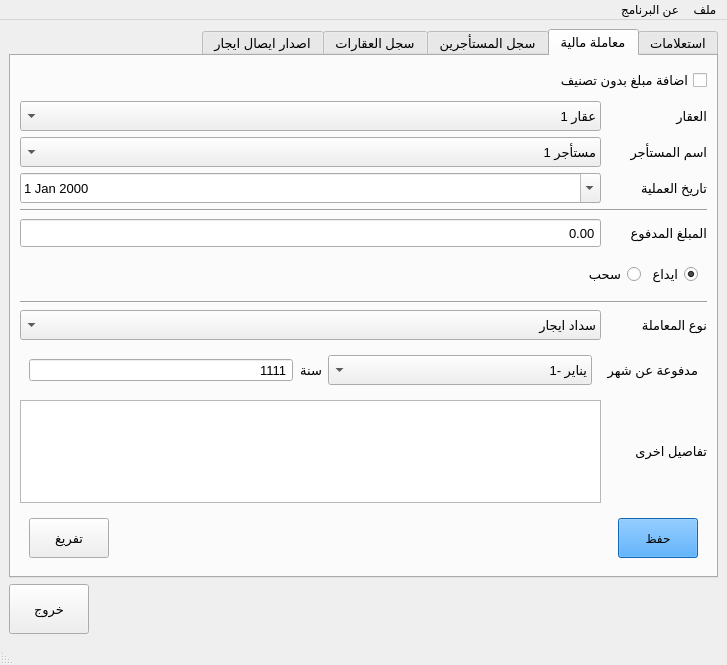
This is mainwindow.ui in khaledfathi/estates as Qt 5 draws it before an edit. The edited form follows.
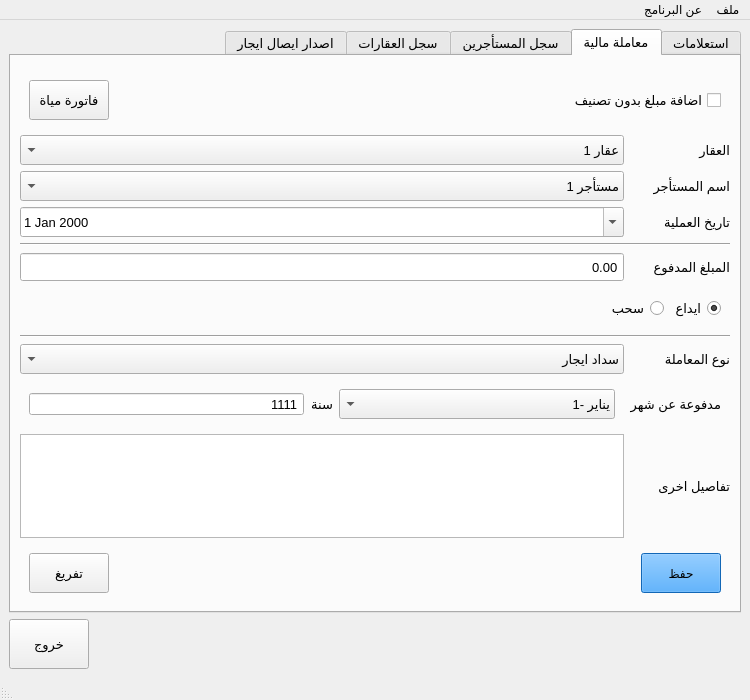
This is the edited form. The open tabs and pages were chosen to show the change. Icons and pictures are not drawn.

Diff of the .ui file:
```diff
--- a/mainwindow.ui
+++ b/mainwindow.ui
@@ -6,10 +6,16 @@
    <rect>
     <x>0</x>
     <y>0</y>
-    <width>727</width>
-    <height>665</height>
+    <width>750</width>
+    <height>700</height>
    </rect>
   </property>
+  <property name="minimumSize">
+   <size>
+    <width>750</width>
+    <height>700</height>
+   </size>
+  </property>
   <property name="windowTitle">
    <string>estates</string>
   </property>
@@ -579,367 +585,7 @@
           <string>معاملة مالية</string>
          </attribute>
          <layout class="QGridLayout" name="gridLayout_7">
-          <item row="15" column="0" colspan="2">
-           <widget class="QWidget" name="widget_3" native="true">
-            <layout class="QGridLayout" name="gridLayout_9">
-             <item row="1" column="0">
-              <widget class="QPushButton" name="buttonMoneySave">
-               <property name="minimumSize">
-                <size>
-                 <width>40</width>
-                 <height>40</height>
-                </size>
-               </property>
-               <property name="styleSheet">
-                <string notr="true">background-color: rgb(25, 144, 255);</string>
-               </property>
-               <property name="text">
-                <string>حفظ</string>
-               </property>
-              </widget>
-             </item>
-             <item row="1" column="1">
-              <spacer name="horizontalSpacer_4">
-               <property name="orientation">
-                <enum>Qt::Horizontal</enum>
-               </property>
-               <property name="sizeHint" stdset="0">
-                <size>
-                 <width>40</width>
-                 <height>20</height>
-                </size>
-               </property>
-              </spacer>
-             </item>
-             <item row="1" column="2">
-              <widget class="QPushButton" name="buttonMoneyEmpty">
-               <property name="minimumSize">
-                <size>
-                 <width>40</width>
-                 <height>40</height>
-                </size>
-               </property>
-               <property name="text">
-                <string>تفريغ</string>
-               </property>
-              </widget>
-             </item>
-            </layout>
-           </widget>
-          </item>
-          <item row="11" column="1">
-           <widget class="QComboBox" name="comboBoxMoneyType">
-            <property name="sizePolicy">
-             <sizepolicy hsizetype="Minimum" vsizetype="Fixed">
-              <horstretch>0</horstretch>
-              <verstretch>0</verstretch>
-             </sizepolicy>
-            </property>
-            <property name="minimumSize">
-             <size>
-              <width>0</width>
-              <height>30</height>
-             </size>
-            </property>
-            <item>
-             <property name="text">
-              <string>سداد ايجار</string>
-             </property>
-            </item>
-            <item>
-             <property name="text">
-              <string>سداد مياة</string>
-             </property>
-            </item>
-            <item>
-             <property name="text">
-              <string>سداد اعمال صيانة / طوارئ</string>
-             </property>
-            </item>
-            <item>
-             <property name="text">
-              <string>غير مصنف</string>
-             </property>
-            </item>
-           </widget>
-          </item>
-          <item row="2" column="1">
-           <widget class="QComboBox" name="comboBoxMoneyRenter">
-            <property name="sizePolicy">
-             <sizepolicy hsizetype="Minimum" vsizetype="Fixed">
-              <horstretch>0</horstretch>
-              <verstretch>0</verstretch>
-             </sizepolicy>
-            </property>
-            <property name="minimumSize">
-             <size>
-              <width>0</width>
-              <height>30</height>
-             </size>
-            </property>
-            <item>
-             <property name="text">
-              <string>مستأجر 1</string>
-             </property>
-            </item>
-            <item>
-             <property name="text">
-              <string>مستأجر 2</string>
-             </property>
-            </item>
-            <item>
-             <property name="text">
-              <string>مستأجر 3</string>
-             </property>
-            </item>
-            <item>
-             <property name="text">
-              <string>مستأجر 4</string>
-             </property>
-            </item>
-            <item>
-             <property name="text">
-              <string>مستأجر 5</string>
-             </property>
-            </item>
-            <item>
-             <property name="text">
-              <string>مستأجر 6</string>
-             </property>
-            </item>
-            <item>
-             <property name="text">
-              <string>مستأجر 7</string>
-             </property>
-            </item>
-            <item>
-             <property name="text">
-              <string>مستأجر 8</string>
-             </property>
-            </item>
-            <item>
-             <property name="text">
-              <string>مستأجر 9</string>
-             </property>
-            </item>
-            <item>
-             <property name="text">
-              <string>مستأجر 10</string>
-             </property>
-            </item>
-           </widget>
-          </item>
-          <item row="4" column="0">
-           <spacer name="verticalSpacer">
-            <property name="orientation">
-             <enum>Qt::Vertical</enum>
-            </property>
-            <property name="sizeHint" stdset="0">
-             <size>
-              <width>20</width>
-              <height>40</height>
-             </size>
-            </property>
-           </spacer>
-          </item>
-          <item row="3" column="0">
-           <widget class="QLabel" name="labelMoneyDate">
-            <property name="sizePolicy">
-             <sizepolicy hsizetype="Maximum" vsizetype="Preferred">
-              <horstretch>0</horstretch>
-              <verstretch>0</verstretch>
-             </sizepolicy>
-            </property>
-            <property name="minimumSize">
-             <size>
-              <width>100</width>
-              <height>0</height>
-             </size>
-            </property>
-            <property name="text">
-             <string>تاريخ العملية</string>
-            </property>
-            <property name="buddy">
-             <cstring>dateEditMoneyDate</cstring>
-            </property>
-           </widget>
-          </item>
-          <item row="9" column="0" colspan="2">
-           <widget class="Line" name="line_2">
-            <property name="orientation">
-             <enum>Qt::Horizontal</enum>
-            </property>
-           </widget>
-          </item>
-          <item row="3" column="1">
-           <widget class="QDateEdit" name="dateEditMoneyDate">
-            <property name="sizePolicy">
-             <sizepolicy hsizetype="Minimum" vsizetype="Fixed">
-              <horstretch>0</horstretch>
-              <verstretch>0</verstretch>
-             </sizepolicy>
-            </property>
-            <property name="minimumSize">
-             <size>
-              <width>0</width>
-              <height>30</height>
-             </size>
-            </property>
-            <property name="layoutDirection">
-             <enum>Qt::LeftToRight</enum>
-            </property>
-            <property name="buttonSymbols">
-             <enum>QAbstractSpinBox::NoButtons</enum>
-            </property>
-            <property name="calendarPopup">
-             <bool>true</bool>
-            </property>
-           </widget>
-          </item>
-          <item row="0" column="0" colspan="2">
-           <widget class="QCheckBox" name="checkBoxAddFreeMoney">
-            <property name="minimumSize">
-             <size>
-              <width>0</width>
-              <height>30</height>
-             </size>
-            </property>
-            <property name="text">
-             <string>اضافة مبلغ بدون تصنيف</string>
-            </property>
-           </widget>
-          </item>
-          <item row="1" column="0">
-           <widget class="QLabel" name="labelMoneyEstate">
-            <property name="sizePolicy">
-             <sizepolicy hsizetype="Maximum" vsizetype="Preferred">
-              <horstretch>0</horstretch>
-              <verstretch>0</verstretch>
-             </sizepolicy>
-            </property>
-            <property name="minimumSize">
-             <size>
-              <width>100</width>
-              <height>0</height>
-             </size>
-            </property>
-            <property name="text">
-             <string>العقار</string>
-            </property>
-            <property name="buddy">
-             <cstring>comboBoxMoneyEstate</cstring>
-            </property>
-           </widget>
-          </item>
-          <item row="14" column="0">
-           <widget class="QLabel" name="labelMoneyLabel">
-            <property name="sizePolicy">
-             <sizepolicy hsizetype="Maximum" vsizetype="Preferred">
-              <horstretch>0</horstretch>
-              <verstretch>0</verstretch>
-             </sizepolicy>
-            </property>
-            <property name="minimumSize">
-             <size>
-              <width>100</width>
-              <height>0</height>
-             </size>
-            </property>
-            <property name="text">
-             <string>تفاصيل اخرى</string>
-            </property>
-            <property name="buddy">
-             <cstring>textEditMoneyNotes</cstring>
-            </property>
-           </widget>
-          </item>
-          <item row="10" column="0">
-           <spacer name="verticalSpacer_2">
-            <property name="orientation">
-             <enum>Qt::Vertical</enum>
-            </property>
-            <property name="sizeHint" stdset="0">
-             <size>
-              <width>20</width>
-              <height>40</height>
-             </size>
-            </property>
-           </spacer>
-          </item>
-          <item row="14" column="1">
-           <widget class="QTextEdit" name="textEditMoneyNotes">
-            <property name="sizePolicy">
-             <sizepolicy hsizetype="Minimum" vsizetype="Expanding">
-              <horstretch>0</horstretch>
-              <verstretch>0</verstretch>
-             </sizepolicy>
-            </property>
-            <property name="layoutDirection">
-             <enum>Qt::RightToLeft</enum>
-            </property>
-            <property name="documentTitle">
-             <string/>
-            </property>
-            <property name="lineWrapMode">
-             <enum>QTextEdit::WidgetWidth</enum>
-            </property>
-            <property name="placeholderText">
-             <string/>
-            </property>
-           </widget>
-          </item>
-          <item row="6" column="0">
-           <widget class="QLabel" name="labelMoney">
-            <property name="sizePolicy">
-             <sizepolicy hsizetype="Maximum" vsizetype="Preferred">
-              <horstretch>0</horstretch>
-              <verstretch>0</verstretch>
-             </sizepolicy>
-            </property>
-            <property name="minimumSize">
-             <size>
-              <width>100</width>
-              <height>0</height>
-             </size>
-            </property>
-            <property name="text">
-             <string>المبلغ المدفوع</string>
-            </property>
-            <property name="buddy">
-             <cstring>doubleSpinBoxMony</cstring>
-            </property>
-           </widget>
-          </item>
-          <item row="5" column="0" colspan="2">
-           <widget class="Line" name="line">
-            <property name="orientation">
-             <enum>Qt::Horizontal</enum>
-            </property>
-           </widget>
-          </item>
-          <item row="2" column="0">
-           <widget class="QLabel" name="labelMoneyRenterName">
-            <property name="sizePolicy">
-             <sizepolicy hsizetype="Maximum" vsizetype="Preferred">
-              <horstretch>0</horstretch>
-              <verstretch>0</verstretch>
-             </sizepolicy>
-            </property>
-            <property name="minimumSize">
-             <size>
-              <width>100</width>
-              <height>0</height>
-             </size>
-            </property>
-            <property name="text">
-             <string>اسم المستأجر</string>
-            </property>
-            <property name="buddy">
-             <cstring>comboBoxMoneyRenter</cstring>
-            </property>
-           </widget>
-          </item>
-          <item row="6" column="1">
+          <item row="9" column="1">
            <widget class="QDoubleSpinBox" name="doubleSpinBoxMony">
             <property name="sizePolicy">
              <sizepolicy hsizetype="Minimum" vsizetype="Fixed">
@@ -985,7 +631,80 @@
             </property>
            </widget>
           </item>
-          <item row="8" column="0" colspan="2">
+          <item row="4" column="1">
+           <widget class="QComboBox" name="comboBoxMoneyEstate">
+            <property name="sizePolicy">
+             <sizepolicy hsizetype="Minimum" vsizetype="Fixed">
+              <horstretch>0</horstretch>
+              <verstretch>0</verstretch>
+             </sizepolicy>
+            </property>
+            <property name="minimumSize">
+             <size>
+              <width>0</width>
+              <height>30</height>
+             </size>
+            </property>
+            <item>
+             <property name="text">
+              <string>عقار 1</string>
+             </property>
+            </item>
+            <item>
+             <property name="text">
+              <string>عقار 2</string>
+             </property>
+            </item>
+            <item>
+             <property name="text">
+              <string>عقار 3</string>
+             </property>
+            </item>
+           </widget>
+          </item>
+          <item row="7" column="0">
+           <spacer name="verticalSpacer">
+            <property name="orientation">
+             <enum>Qt::Vertical</enum>
+            </property>
+            <property name="sizeHint" stdset="0">
+             <size>
+              <width>20</width>
+              <height>40</height>
+             </size>
+            </property>
+           </spacer>
+          </item>
+          <item row="6" column="0">
+           <widget class="QLabel" name="labelMoneyDate">
+            <property name="sizePolicy">
+             <sizepolicy hsizetype="Maximum" vsizetype="Preferred">
+              <horstretch>0</horstretch>
+              <verstretch>0</verstretch>
+             </sizepolicy>
+            </property>
+            <property name="minimumSize">
+             <size>
+              <width>100</width>
+              <height>0</height>
+             </size>
+            </property>
+            <property name="text">
+             <string>تاريخ العملية</string>
+            </property>
+            <property name="buddy">
+             <cstring>dateEditMoneyDate</cstring>
+            </property>
+           </widget>
+          </item>
+          <item row="12" column="0" colspan="2">
+           <widget class="Line" name="line_2">
+            <property name="orientation">
+             <enum>Qt::Horizontal</enum>
+            </property>
+           </widget>
+          </item>
+          <item row="11" column="0" colspan="2">
            <widget class="QWidget" name="widget_7" native="true">
             <layout class="QHBoxLayout" name="horizontalLayout">
              <item>
@@ -1021,8 +740,8 @@
             </layout>
            </widget>
           </item>
-          <item row="11" column="0">
-           <widget class="QLabel" name="labelMoneyType">
+          <item row="17" column="0">
+           <widget class="QLabel" name="labelMoneyLabel">
             <property name="sizePolicy">
              <sizepolicy hsizetype="Maximum" vsizetype="Preferred">
               <horstretch>0</horstretch>
@@ -1036,16 +755,133 @@
              </size>
             </property>
             <property name="text">
-             <string>نوع المعاملة</string>
+             <string>تفاصيل اخرى</string>
             </property>
             <property name="buddy">
              <cstring>comboBoxMoneyType</cstring>
             </property>
            </widget>
           </item>
-          <item row="1" column="1">
-           <widget class="QComboBox" name="comboBoxMoneyEstate">
+          <item row="9" column="0">
+           <widget class="QLabel" name="labelMoney">
             <property name="sizePolicy">
+             <sizepolicy hsizetype="Maximum" vsizetype="Preferred">
+              <horstretch>0</horstretch>
+              <verstretch>0</verstretch>
+             </sizepolicy>
+            </property>
+            <property name="minimumSize">
+             <size>
+              <width>100</width>
+              <height>0</height>
+             </size>
+            </property>
+            <property name="text">
+             <string>المبلغ المدفوع</string>
+            </property>
+            <property name="buddy">
+             <cstring>doubleSpinBoxMony</cstring>
+            </property>
+           </widget>
+          </item>
+          <item row="18" column="0" colspan="2">
+           <widget class="QWidget" name="widget_3" native="true">
+            <layout class="QGridLayout" name="gridLayout_9">
+             <item row="1" column="0">
+              <widget class="QPushButton" name="buttonMoneySave">
+               <property name="minimumSize">
+                <size>
+                 <width>40</width>
+                 <height>40</height>
+                </size>
+               </property>
+               <property name="styleSheet">
+                <string notr="true">background-color: rgb(25, 144, 255);</string>
+               </property>
+               <property name="text">
+                <string>حفظ</string>
+               </property>
+              </widget>
+             </item>
+             <item row="1" column="1">
+              <spacer name="horizontalSpacer_4">
+               <property name="orientation">
+                <enum>Qt::Horizontal</enum>
+               </property>
+               <property name="sizeHint" stdset="0">
+                <size>
+                 <width>40</width>
+                 <height>20</height>
+                </size>
+               </property>
+              </spacer>
+             </item>
+             <item row="1" column="2">
+              <widget class="QPushButton" name="buttonMoneyEmpty">
+               <property name="minimumSize">
+                <size>
+                 <width>40</width>
+                 <height>40</height>
+                </size>
+               </property>
+               <property name="text">
+                <string>تفريغ</string>
+               </property>
+              </widget>
+             </item>
+            </layout>
+           </widget>
+          </item>
+          <item row="5" column="0">
+           <widget class="QLabel" name="labelMoneyRenterName">
+            <property name="sizePolicy">
+             <sizepolicy hsizetype="Maximum" vsizetype="Preferred">
+              <horstretch>0</horstretch>
+              <verstretch>0</verstretch>
+             </sizepolicy>
+            </property>
+            <property name="minimumSize">
+             <size>
+              <width>100</width>
+              <height>0</height>
+             </size>
+            </property>
+            <property name="text">
+             <string>اسم المستأجر</string>
+            </property>
+            <property name="buddy">
+             <cstring>comboBoxMoneyRenter</cstring>
+            </property>
+           </widget>
+          </item>
+          <item row="17" column="1">
+           <widget class="QTextEdit" name="textEditMoneyNotes">
+            <property name="sizePolicy">
+             <sizepolicy hsizetype="Minimum" vsizetype="Expanding">
+              <horstretch>0</horstretch>
+              <verstretch>0</verstretch>
+             </sizepolicy>
+            </property>
+            <property name="layoutDirection">
+             <enum>Qt::RightToLeft</enum>
+            </property>
+            <property name="documentTitle">
+             <string/>
+            </property>
+            <property name="lineWrapMode">
+             <enum>QTextEdit::WidgetWidth</enum>
+            </property>
+            <property name="placeholderText">
+             <string/>
+            </property>
+           </widget>
+          </item>
+          <item row="0" column="0">
+           <widget class="QWidget" name="widget_9" native="true"/>
+          </item>
+          <item row="14" column="1">
+           <widget class="QComboBox" name="comboBoxMoneyType">
+            <property name="sizePolicy">
              <sizepolicy hsizetype="Minimum" vsizetype="Fixed">
               <horstretch>0</horstretch>
               <verstretch>0</verstretch>
@@ -1059,7 +895,7 @@
             </property>
             <item>
              <property name="text">
-              <string>عقار 1</string>
+              <string>سداد ايجار</string>
              </property>
             </item>
             <item>
@@ -1074,7 +910,73 @@
             </item>
            </widget>
           </item>
-          <item row="13" column="0" colspan="2">
+          <item row="5" column="1">
+           <widget class="QComboBox" name="comboBoxMoneyRenter">
+            <property name="sizePolicy">
+             <sizepolicy hsizetype="Minimum" vsizetype="Fixed">
+              <horstretch>0</horstretch>
+              <verstretch>0</verstretch>
+             </sizepolicy>
+            </property>
+            <property name="minimumSize">
+             <size>
+              <width>0</width>
+              <height>30</height>
+             </size>
+            </property>
+            <item>
+             <property name="text">
+              <string>مستأجر 1</string>
+             </property>
+            </item>
+            <item>
+             <property name="text">
+              <string>مستأجر 2</string>
+             </property>
+            </item>
+            <item>
+             <property name="text">
+              <string>مستأجر 3</string>
+             </property>
+            </item>
+            <item>
+             <property name="text">
+              <string>مستأجر 4</string>
+             </property>
+            </item>
+            <item>
+             <property name="text">
+              <string>مستأجر 5</string>
+             </property>
+            </item>
+            <item>
+             <property name="text">
+              <string>مستأجر 6</string>
+             </property>
+            </item>
+            <item>
+             <property name="text">
+              <string>مستأجر 7</string>
+             </property>
+            </item>
+            <item>
+             <property name="text">
+              <string>مستأجر 8</string>
+             </property>
+            </item>
+            <item>
+             <property name="text">
+              <string>مستأجر 9</string>
+             </property>
+            </item>
+            <item>
+             <property name="text">
+              <string>مستأجر 10</string>
+             </property>
+            </item>
+           </widget>
+          </item>
+          <item row="16" column="0" colspan="2">
            <widget class="QWidget" name="widget_8" native="true">
             <layout class="QGridLayout" name="gridLayout_15">
              <item row="0" column="0">
@@ -1207,6 +1109,152 @@
             </layout>
            </widget>
           </item>
+          <item row="4" column="0">
+           <widget class="QLabel" name="labelMoneyEstate">
+            <property name="sizePolicy">
+             <sizepolicy hsizetype="Maximum" vsizetype="Preferred">
+              <horstretch>0</horstretch>
+              <verstretch>0</verstretch>
+             </sizepolicy>
+            </property>
+            <property name="minimumSize">
+             <size>
+              <width>100</width>
+              <height>0</height>
+             </size>
+            </property>
+            <property name="text">
+             <string>العقار</string>
+            </property>
+            <property name="buddy">
+             <cstring>comboBoxMoneyEstate</cstring>
+            </property>
+           </widget>
+          </item>
+          <item row="6" column="1">
+           <widget class="QDateEdit" name="dateEditMoneyDate">
+            <property name="sizePolicy">
+             <sizepolicy hsizetype="Minimum" vsizetype="Fixed">
+              <horstretch>0</horstretch>
+              <verstretch>0</verstretch>
+             </sizepolicy>
+            </property>
+            <property name="minimumSize">
+             <size>
+              <width>0</width>
+              <height>30</height>
+             </size>
+            </property>
+            <property name="layoutDirection">
+             <enum>Qt::LeftToRight</enum>
+            </property>
+            <property name="buttonSymbols">
+             <enum>QAbstractSpinBox::NoButtons</enum>
+            </property>
+            <property name="calendarPopup">
+             <bool>true</bool>
+            </property>
+           </widget>
+          </item>
+          <item row="8" column="0" colspan="2">
+           <widget class="Line" name="line">
+            <property name="orientation">
+             <enum>Qt::Horizontal</enum>
+            </property>
+           </widget>
+          </item>
+          <item row="14" column="0">
+           <widget class="QLabel" name="labelMoneyType">
+            <property name="sizePolicy">
+             <sizepolicy hsizetype="Maximum" vsizetype="Preferred">
+              <horstretch>0</horstretch>
+              <verstretch>0</verstretch>
+             </sizepolicy>
+            </property>
+            <property name="minimumSize">
+             <size>
+              <width>100</width>
+              <height>0</height>
+             </size>
+            </property>
+            <property name="text">
+             <string>نوع المعاملة</string>
+            </property>
+            <property name="buddy">
+             <cstring>comboBoxMoneyType</cstring>
+            </property>
+           </widget>
+          </item>
+          <item row="13" column="0">
+           <spacer name="verticalSpacer_2">
+            <property name="orientation">
+             <enum>Qt::Vertical</enum>
+            </property>
+            <property name="sizeHint" stdset="0">
+             <size>
+              <width>20</width>
+              <height>40</height>
+             </size>
+            </property>
+           </spacer>
+          </item>
+          <item row="1" column="0" colspan="2">
+           <widget class="QWidget" name="widget_10" native="true">
+            <property name="sizePolicy">
+             <sizepolicy hsizetype="Preferred" vsizetype="Preferred">
+              <horstretch>0</horstretch>
+              <verstretch>0</verstretch>
+             </sizepolicy>
+            </property>
+            <property name="minimumSize">
+             <size>
+              <width>0</width>
+              <height>0</height>
+             </size>
+            </property>
+            <layout class="QGridLayout" name="gridLayout_16">
+             <item row="0" column="2">
+              <widget class="QPushButton" name="buttonMoneyWaterInvoice">
+               <property name="minimumSize">
+                <size>
+                 <width>40</width>
+                 <height>40</height>
+                </size>
+               </property>
+               <property name="text">
+                <string>فاتورة مياة</string>
+               </property>
+              </widget>
+             </item>
+             <item row="0" column="0">
+              <widget class="QCheckBox" name="checkBoxAddFreeMoney">
+               <property name="minimumSize">
+                <size>
+                 <width>0</width>
+                 <height>30</height>
+                </size>
+               </property>
+               <property name="text">
+                <string>اضافة مبلغ بدون تصنيف</string>
+               </property>
+              </widget>
+             </item>
+             <item row="0" column="1">
+              <spacer name="horizontalSpacer_10">
+               <property name="orientation">
+                <enum>Qt::Horizontal</enum>
+               </property>
+               <property name="sizeHint" stdset="0">
+                <size>
+                 <width>40</width>
+                 <height>20</height>
+                </size>
+               </property>
+              </spacer>
+             </item>
+            </layout>
+           </widget>
+          </item>
          </layout>
         </widget>
         <widget class="QWidget" name="tabRenters">
@@ -2354,7 +2402,7 @@
     <rect>
      <x>0</x>
      <y>0</y>
-     <width>727</width>
+     <width>750</width>
      <height>22</height>
     </rect>
    </property>
```
Left out of the diff: 518 changed lines with no effect on the pictures.
